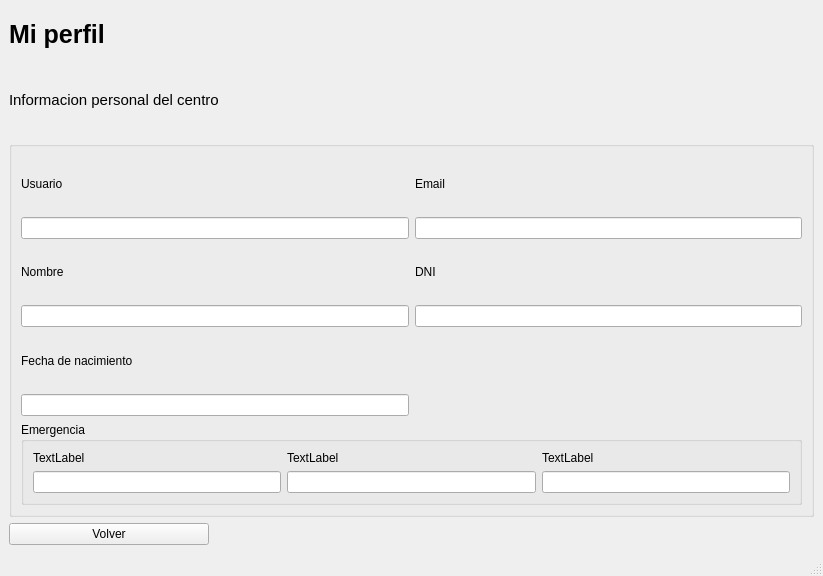
mbatla00/cediza_IS, file src/vista/ui/paciente/paciente_perfil.ui: the form before one commit.
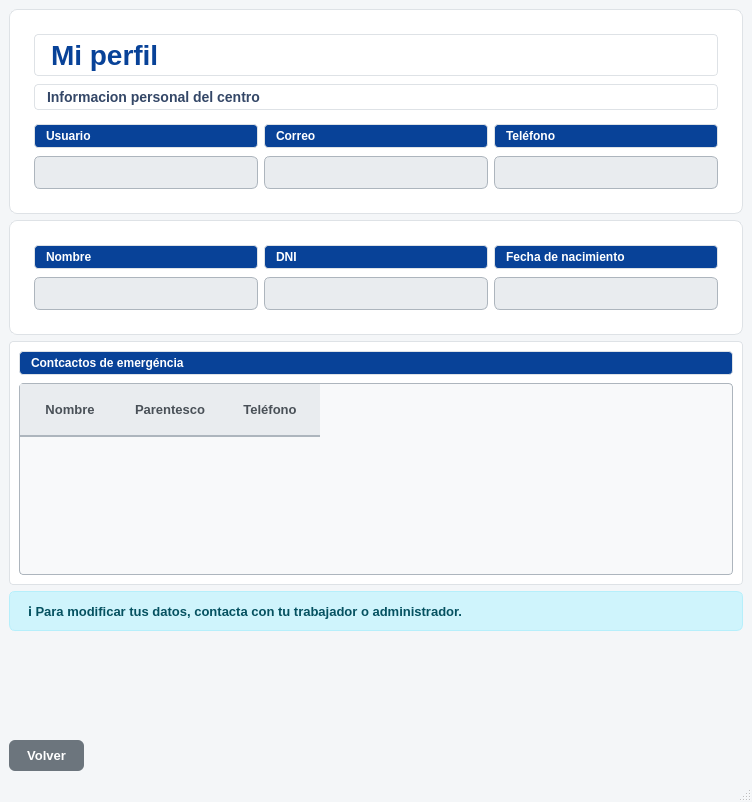
The form after the commit.

```diff
--- a/src/vista/ui/paciente/paciente_perfil.ui
+++ b/src/vista/ui/paciente/paciente_perfil.ui
@@ -6,26 +6,206 @@
    <rect>
     <x>0</x>
     <y>0</y>
-    <width>823</width>
-    <height>576</height>
+    <width>752</width>
+    <height>802</height>
    </rect>
   </property>
   <property name="windowTitle">
    <string>MainWindow</string>
   </property>
+  <property name="styleSheet">
+   <string notr="true">/* =========================================
+   1. FONDO GENERAL DE LA VENTANA
+========================================= */
+QMainWindow, QWidget#centralwidget {
+    background-color: #f4f6f8;
+}
+
+/* =========================================
+   2. TÍTULOS PRINCIPALES (Encabezado superior)
+========================================= */
+QLabel#label {
+    font-family: 'Segoe UI', Arial, sans-serif;
+    color: #084298 !important; 
+    font-size: 28px;
+    font-weight: bold;
+    background-color: transparent;
+}
+
+QLabel#label_2 {
+    font-family: 'Segoe UI', Arial, sans-serif;
+    color: #344767 !important;
+    font-size: 14px;
+    font-weight: bold;
+    background-color: transparent;
+    margin-bottom: 8px;
+}
+
+/* =========================================
+   3. ESTILO DE LAS TARJETAS (QFrame)
+========================================= */
+QFrame {
+    background-color: #ffffff;
+    border: 1px solid #dee2e6;
+    border-radius: 8px;
+    padding: 15px;
+}
+
+QFrame#frame_emergencia {
+    padding: 0px;
+    border-radius: 4px;
+}
+
+QFrame#frame_emergencia QTableWidget {
+    margin: 0px;
+    padding: 0px;
+    border-radius: 4px;
+}
+
+/* =========================================
+   4. LABELS (Cajas Azules y Letras Blancas)
+========================================= */
+QLabel {
+    font-family: 'Segoe UI', Arial, sans-serif;
+    font-size: 12px;
+    font-weight: bold;
+    color: #ffffff;
+    background-color: #084298;
+    border-radius: 4px;
+    padding: 4px 8px;
+    margin-bottom: 2px;
+}
+
+QLabel[objectName^=&quot;lbl_titulo_&quot;] { 
+    color: #495057;
+    background-color: transparent;
+    font-size: 16px;
+    font-weight: bold;
+    padding: 0px;
+    padding-bottom: 6px;
+    border-bottom: 1px solid #e9ecef;
+}
+
+/* =========================================
+   5. CAMPOS DE TEXTO (QLineEdit)
+========================================= */
+QLineEdit {
+    font-family: 'Segoe UI', Arial, sans-serif;
+    background-color: #e9ecef;
+    border: 1px solid #adb5bd;
+    border-radius: 6px;
+    padding: 7px 10px;
+    font-size: 13px;
+    color: #495057;
+}
+
+QLineEdit:focus {
+    border: 1px solid #86b7fe; 
+    background-color: #ffffff; 
+}
+
+/* =========================================
+   6. TABLA DE CONTACTOS DE EMERGENCIA
+========================================= */
+QTableWidget {
+    background-color: #f8f9fa; 
+    border: 1px solid #adb5bd; 
+    border-radius: 4px;
+    gridline-color: #ced4da;   
+    font-family: 'Segoe UI', Arial, sans-serif;
+    font-size: 13px;
+    color: #495057;
+    min-height: 180px;
+}
+
+QHeaderView {
+    background-color: transparent;
+    border: none;
+    padding: 0px;
+    margin: 0px;
+}
+
+QHeaderView::section {
+    background-color: #e9ecef; 
+    color: #495057;
+    padding: 8px;
+    font-weight: bold;
+    font-size: 13px;
+    border: none;
+    border-bottom: 2px solid #adb5bd;
+    min-height: 35px;
+}
+
+QTableWidget::item {
+    padding: 8px;
+    border-bottom: 1px solid #dee2e6;
+    color: #495057;
+    background-color: transparent;
+}
+
+QTableWidget::item:selected {
+    background-color: #e8f0fe;
+    color: #084298;
+}
+
+/* =========================================
+   7. MENSAJE DE AVISO
+========================================= */
+QLabel#lbl_aviso_modificar {
+    font-family: 'Segoe UI', Arial, sans-serif;
+    font-size: 13px;
+    font-weight: 500;
+    color: #055160;             
+    background-color: #cff4fc;
+    border: 1px solid #b6effb;  
+    border-radius: 6px;
+    padding: 10px 15px;
+}
+
+/* =========================================
+   8. BOTÓN VOLVER
+========================================= */
+QPushButton#btn_volver {
+    font-family: 'Segoe UI', Arial, sans-serif;
+    font-weight: bold;
+    font-size: 13px;
+    border-radius: 6px;
+    padding: 8px 18px;
+    background-color: #6c757d;
+    color: #ffffff;
+    border: none;
+}
+
+QPushButton#btn_volver:hover {
+    background-color: #5a6268;
+}</string>
+  </property>
   <widget class="QWidget" name="centralwidget">
-   <layout class="QVBoxLayout" name="verticalLayout">
+   <property name="styleSheet">
+    <string notr="true"/>
+   </property>
+   <layout class="QVBoxLayout" name="verticalLayout_5">
+    <item>
+     <widget class="QFrame" name="frame_cuenta">
+      <property name="frameShape">
+       <enum>QFrame::Shape::StyledPanel</enum>
+      </property>
+      <property name="frameShadow">
+       <enum>QFrame::Shadow::Raised</enum>
+      </property>
+      <layout class="QVBoxLayout" name="verticalLayout_4">
     <item>
      <widget class="QLabel" name="label">
       <property name="maximumSize">
        <size>
         <width>16777215</width>
-        <height>50</height>
+           <height>16777215</height>
        </size>
       </property>
       <property name="font">
        <font>
-        <pointsize>19</pointsize>
+           <family>Segoe UI</family>
+           <pointsize>-1</pointsize>
         <bold>true</bold>
        </font>
       </property>
@@ -39,12 +219,14 @@
       <property name="maximumSize">
        <size>
         <width>16777215</width>
-        <height>70</height>
+           <height>100</height>
        </size>
       </property>
       <property name="font">
        <font>
-        <pointsize>11</pointsize>
+           <family>Segoe UI</family>
+           <pointsize>-1</pointsize>
+           <bold>true</bold>
        </font>
       </property>
       <property name="text">
@@ -53,135 +235,217 @@
      </widget>
     </item>
     <item>
-     <widget class="QGroupBox" name="groupBox">
-      <property name="title">
-       <string/>
-      </property>
-      <layout class="QGridLayout" name="gridLayout">
-       <item row="0" column="1">
-        <widget class="QLabel" name="label_4">
-         <property name="text">
-          <string>Email</string>
-         </property>
-        </widget>
-       </item>
-       <item row="0" column="0">
+        <layout class="QVBoxLayout" name="verticalLayout_3">
+         <item>
+          <layout class="QHBoxLayout" name="horizontalLayout_3">
+           <item>
         <widget class="QLabel" name="label_3">
          <property name="text">
           <string>Usuario</string>
          </property>
         </widget>
        </item>
-       <item row="6" column="0" colspan="2">
-        <widget class="QGroupBox" name="groupBox_2">
-         <property name="title">
-          <string>Emergencia</string>
-         </property>
-         <layout class="QGridLayout" name="gridLayout_2">
-          <item row="0" column="2">
-           <widget class="QLabel" name="label_10">
+           <item>
+            <widget class="QLabel" name="label_4">
             <property name="text">
-             <string>TextLabel</string>
+              <string>Correo</string>
             </property>
            </widget>
           </item>
-          <item row="0" column="1">
-           <widget class="QLabel" name="label_9">
+           <item>
+            <widget class="QLabel" name="label_11">
             <property name="text">
-             <string>TextLabel</string>
-            </property>
-           </widget>
-          </item>
-          <item row="0" column="0">
-           <widget class="QLabel" name="label_8">
-            <property name="text">
-             <string>TextLabel</string>
-            </property>
-           </widget>
-          </item>
-          <item row="1" column="0">
-           <widget class="QLineEdit" name="lineEdit_2">
-            <property name="readOnly">
-             <bool>true</bool>
-            </property>
-           </widget>
-          </item>
-          <item row="1" column="1">
-           <widget class="QLineEdit" name="lineEdit_3">
-            <property name="readOnly">
-             <bool>true</bool>
-            </property>
-           </widget>
-          </item>
-          <item row="1" column="2">
-           <widget class="QLineEdit" name="lineEdit_4">
-            <property name="readOnly">
-             <bool>true</bool>
+              <string>Teléfono</string>
             </property>
            </widget>
           </item>
          </layout>
-        </widget>
-       </item>
-       <item row="5" column="0">
-        <widget class="QLineEdit" name="txt_fecha_naciemiento">
-         <property name="readOnly">
-          <bool>true</bool>
-         </property>
-        </widget>
-       </item>
-       <item row="4" column="0">
-        <widget class="QLabel" name="label_7">
-         <property name="text">
-          <string>Fecha de nacimiento</string>
-         </property>
-        </widget>
-       </item>
-       <item row="1" column="0">
+         </item>
+         <item>
+          <layout class="QHBoxLayout" name="horizontalLayout_4">
+           <item>
         <widget class="QLineEdit" name="txt_usuario">
          <property name="readOnly">
           <bool>true</bool>
          </property>
         </widget>
        </item>
-       <item row="3" column="0">
-        <widget class="QLineEdit" name="txt_nombre">
+           <item>
+            <widget class="QLineEdit" name="txt_email">
          <property name="readOnly">
           <bool>true</bool>
          </property>
         </widget>
        </item>
-       <item row="2" column="1">
+           <item>
+            <widget class="QLineEdit" name="txt_telefono">
+             <property name="readOnly">
+              <bool>true</bool>
+             </property>
+            </widget>
+           </item>
+          </layout>
+         </item>
+        </layout>
+       </item>
+      </layout>
+     </widget>
+    </item>
+    <item>
+     <widget class="QFrame" name="frame_personales">
+      <property name="frameShape">
+       <enum>QFrame::Shape::StyledPanel</enum>
+      </property>
+      <property name="frameShadow">
+       <enum>QFrame::Shadow::Raised</enum>
+      </property>
+      <layout class="QVBoxLayout" name="verticalLayout_2">
+       <item>
+        <layout class="QHBoxLayout" name="horizontalLayout">
+         <item>
+          <widget class="QLabel" name="label_5">
+           <property name="text">
+            <string>Nombre</string>
+           </property>
+          </widget>
+         </item>
+         <item>
         <widget class="QLabel" name="label_6">
          <property name="text">
           <string>DNI</string>
          </property>
         </widget>
        </item>
-       <item row="1" column="1">
-        <widget class="QLineEdit" name="txt_email">
+         <item>
+          <widget class="QLabel" name="label_7">
+           <property name="text">
+            <string>Fecha de nacimiento</string>
+           </property>
+          </widget>
+         </item>
+        </layout>
+       </item>
+       <item>
+        <layout class="QHBoxLayout" name="horizontalLayout_2">
+         <item>
+          <widget class="QLineEdit" name="txt_nombre">
          <property name="readOnly">
           <bool>true</bool>
          </property>
         </widget>
        </item>
-       <item row="3" column="1">
+         <item>
         <widget class="QLineEdit" name="txt_dni">
          <property name="readOnly">
           <bool>true</bool>
          </property>
         </widget>
        </item>
-       <item row="2" column="0">
-        <widget class="QLabel" name="label_5">
+         <item>
+          <widget class="QLineEdit" name="txt_fecha_naciemiento">
+           <property name="readOnly">
+            <bool>true</bool>
+           </property>
+          </widget>
+         </item>
+        </layout>
+       </item>
+      </layout>
+     </widget>
+    </item>
+    <item>
+     <widget class="QFrame" name="frame_emergencia">
+      <property name="frameShape">
+       <enum>QFrame::Shape::StyledPanel</enum>
+      </property>
+      <property name="frameShadow">
+       <enum>QFrame::Shadow::Raised</enum>
+      </property>
+      <layout class="QVBoxLayout" name="verticalLayout">
+       <item>
+        <widget class="QLabel" name="label_8">
+         <property name="text">
+          <string>Contcactos de emergéncia</string>
+         </property>
+        </widget>
+       </item>
+       <item>
+        <widget class="QTableWidget" name="tableWidget">
+         <property name="minimumSize">
+          <size>
+           <width>150</width>
+           <height>182</height>
+          </size>
+         </property>
+         <property name="editTriggers">
+          <set>QAbstractItemView::EditTrigger::NoEditTriggers</set>
+         </property>
+         <property name="selectionBehavior">
+          <enum>QAbstractItemView::SelectionBehavior::SelectRows</enum>
+         </property>
+         <column>
          <property name="text">
           <string>Nombre</string>
          </property>
+          <property name="font">
+           <font>
+            <pointsize>9</pointsize>
+           </font>
+          </property>
+         </column>
+         <column>
+          <property name="text">
+           <string>Parentesco</string>
+          </property>
+          <property name="font">
+           <font>
+            <pointsize>9</pointsize>
+           </font>
+          </property>
+         </column>
+         <column>
+          <property name="text">
+           <string>Teléfono</string>
+          </property>
+          <property name="font">
+           <font>
+            <pointsize>9</pointsize>
+           </font>
+          </property>
+         </column>
         </widget>
        </item>
       </layout>
      </widget>
     </item>
+    <item>
+     <widget class="QLabel" name="lbl_aviso_modificar">
+      <property name="maximumSize">
+       <size>
+        <width>16777215</width>
+        <height>50</height>
+       </size>
+      </property>
+      <property name="text">
+       <string>ℹ Para modificar tus datos, contacta con tu trabajador o administrador.</string>
+      </property>
+     </widget>
+    </item>
+    <item>
+     <spacer name="verticalSpacer">
+      <property name="orientation">
+       <enum>Qt::Orientation::Vertical</enum>
+      </property>
+      <property name="sizeHint" stdset="0">
+       <size>
+        <width>20</width>
+        <height>9</height>
+       </size>
+      </property>
+     </spacer>
+    </item>
+    <item>
+     <layout class="QHBoxLayout" name="horizontalLayout_5">
     <item>
      <widget class="QPushButton" name="btn_volver">
       <property name="maximumSize">
@@ -195,17 +459,22 @@
       </property>
      </widget>
     </item>
-   </layout>
-  </widget>
-  <widget class="QMenuBar" name="menubar">
-   <property name="geometry">
-    <rect>
-     <x>0</x>
-     <y>0</y>
-     <width>823</width>
-     <height>22</height>
-    </rect>
-   </property>
+      <item>
+       <spacer name="horizontalSpacer">
+        <property name="orientation">
+         <enum>Qt::Orientation::Horizontal</enum>
+        </property>
+        <property name="sizeHint" stdset="0">
+         <size>
+          <width>40</width>
+          <height>20</height>
+         </size>
+        </property>
+       </spacer>
+      </item>
+     </layout>
+    </item>
+   </layout>
   </widget>
   <widget class="QStatusBar" name="statusbar"/>
  </widget>
```
Lines whose indentation alone changed are shown as unchanged.
